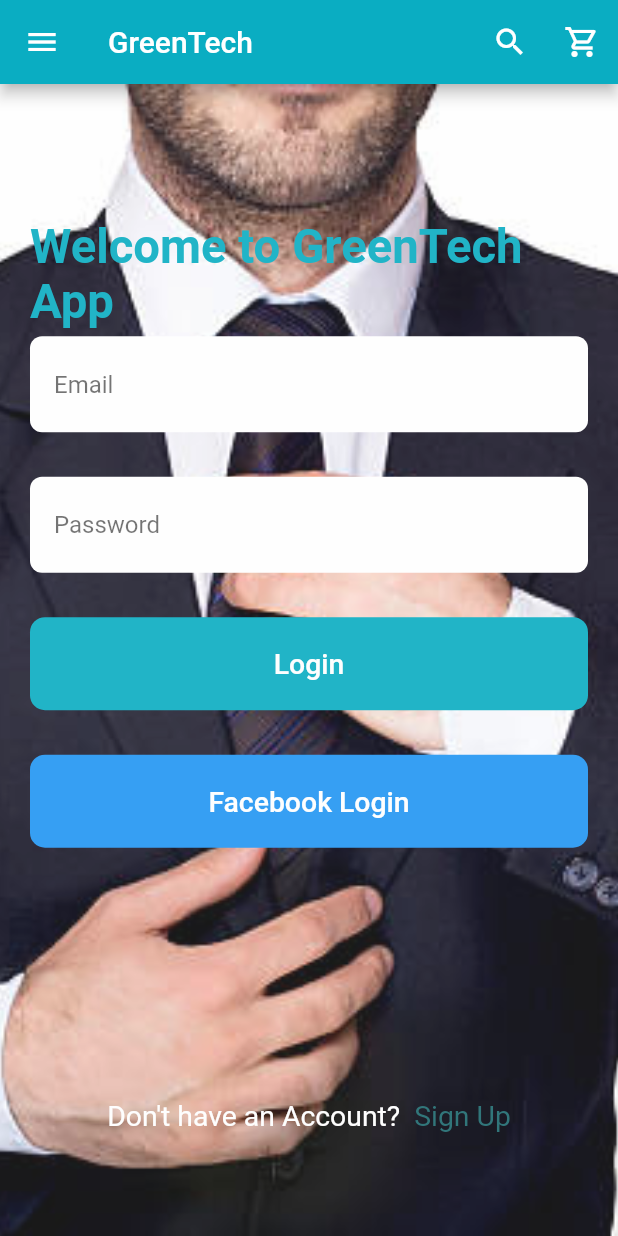
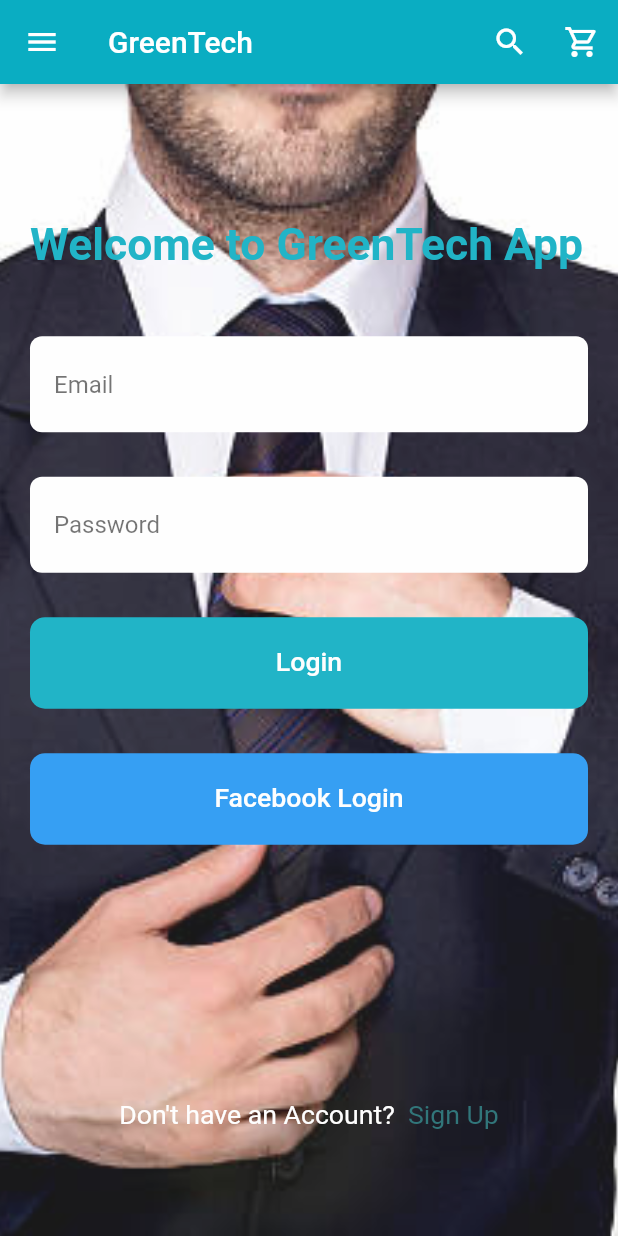
Before and after one commit to Ekeminie/ecommerce, a Flutter app: the screen it shows after launch, on a phone screen of 412 x 824 dp. Run offline on Flutter 3.47's test engine with Material 2 defaults, Android fonts, the phone set to English and light mode, and no system bars; our stand-ins replace flutter_rating_bar, flutter_screenutil.

```diff
--- a/lib/core/exports.dart
+++ b/lib/core/exports.dart
@@ -2,8 +2,9 @@ export "constants.dart";
 export 'package:green_tech/core/utils.dart';
 export 'package:green_tech/core/constants.dart';
 export 'package:green_tech/core/pallet.dart';
-export 'package:green_tech/core/screen_util/flutter_screenutil.dart';
+//export 'package:green_tech/core/screen_util/flutter_screenutil.dart';
 export 'package:green_tech/core/widgets/custom_appbar.dart';
 export 'package:green_tech/core/widgets/custom_drawer.dart';
 export 'package:green_tech/core/widgets/cutome_alert_dialog.dart';
 export 'package:green_tech/core/widgets/responsive_text.dart';
+export 'package:flutter_screenutil/flutter_screenutil.dart';
--- a/lib/features/login_page.dart
+++ b/lib/features/login_page.dart
@@ -18,6 +18,11 @@ class _LoginPageState extends State<LoginPage> {
 
   @override
   Widget build(BuildContext context) {
+    // Size size = MediaQuery.of(context).size;
+    // print("Screen Sizing Information");
+    // print(size.height);
+    // print(size.width);
+    // ScreenUtil.init(context, designSize: Size(392, 834));
     return SafeArea(
       child: Scaffold(
         drawer: Drawer(
--- a/lib/features/payment_tab_page.dart
+++ b/lib/features/payment_tab_page.dart
@@ -100,9 +100,8 @@ class PaymentScreen extends StatelessWidget {
               child: FlatButton(
                 minWidth: double.infinity,
                 onPressed: () {
-                 // showAlertDialog(context);
-                  Navigator.push(context,
-                      MaterialPageRoute(builder: (_) => TermsAndConditionsPage()));
+                  showAlertDialog(context);
+
                 },
                 child: Text("NEXT",
                     style: TextStyle(
--- a/lib/main.dart
+++ b/lib/main.dart
@@ -23,11 +23,24 @@ class MyApp extends StatelessWidget {
 
   @override
   Widget build(BuildContext context) {
-    Size size = MediaQuery.of(context).size;
-    print("Screen Sizing Information");
-    print(size.height);
-    print(size.width);
-    ScreenUtil.init(context, designSize: Size(392, 834));
+    // Size size = MediaQuery.of(context).size;
+    // print("Screen Sizing Information");
+    // print(size.height);
+    // print(size.width);
+    // ScreenUtil.init(context, designSize: Size(392, 834));
+    return ScreenUtilInit(
+      designSize: Size(392, 834),
+      allowFontScaling: false,
+      builder: () =>MaterialApp(
+        debugShowCheckedModeBanner: false,
+        title: 'Green Tech',
+        theme: ThemeData(
+          primarySwatch: MaterialColor(0xff0AADC2, color),
+          visualDensity: VisualDensity.adaptivePlatformDensity,
+        ),
+        home: LoginPage(title: 'Green Tech'),
+      )
+    );
     return MaterialApp(
       debugShowCheckedModeBanner: false,
       title: 'Green Tech',
--- a/pubspec.yaml
+++ b/pubspec.yaml
@@ -29,6 +29,7 @@ dependencies:
   # Use with the CupertinoIcons class for iOS style icons.
   cupertino_icons: ^1.0.0
   flutter_rating_bar: ^3.2.0
+  flutter_screenutil: ^4.0.3+2
 
 
 
```
Also changed, not shown: lib/core/widgets/custom_drawer.dart (+38 -32 lines), lib/features/homepage.dart (+15 -0 lines), lib/features/single_product_page.dart (+6 -1 lines), pubspec.lock, 1 other file.
